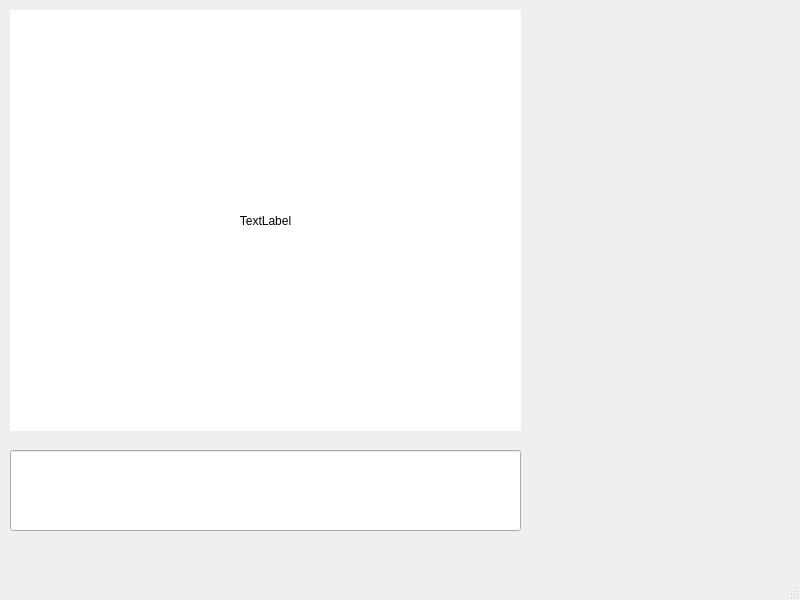
C0mmm4nd3r/CommandGame, file src/ui/practice.ui: the form before one commit.
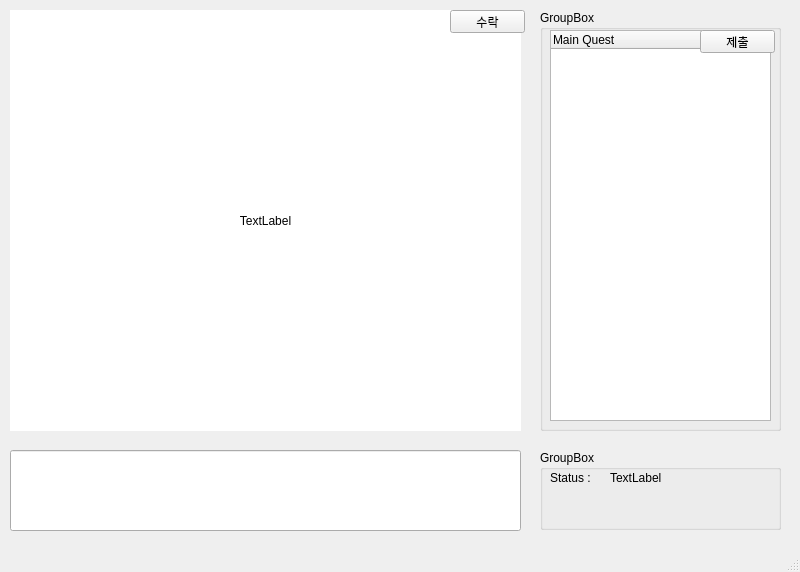
The form after the commit.

Commit message: Event_Window_Updated

```diff
--- a/src/ui/practice.ui
+++ b/src/ui/practice.ui
@@ -7,7 +7,7 @@
     <x>0</x>
     <y>0</y>
     <width>800</width>
-    <height>600</height>
+    <height>572</height>
    </rect>
   </property>
   <property name="windowTitle">
@@ -53,6 +53,99 @@
      <set>Qt::AlignCenter</set>
     </property>
    </widget>
+   <widget class="QGroupBox" name="groupBox">
+    <property name="geometry">
+     <rect>
+      <x>540</x>
+      <y>10</y>
+      <width>241</width>
+      <height>421</height>
+     </rect>
+    </property>
+    <property name="title">
+     <string>GroupBox</string>
+    </property>
+    <widget class="QTreeWidget" name="eventtree">
+     <property name="geometry">
+      <rect>
+       <x>10</x>
+       <y>20</y>
+       <width>221</width>
+       <height>391</height>
+      </rect>
+     </property>
+     <column>
+      <property name="text">
+       <string>Main Quest</string>
+      </property>
+     </column>
+    </widget>
+    <widget class="QPushButton" name="Submit">
+     <property name="geometry">
+      <rect>
+       <x>160</x>
+       <y>20</y>
+       <width>75</width>
+       <height>23</height>
+      </rect>
+     </property>
+     <property name="text">
+      <string>제출</string>
+     </property>
+    </widget>
+   </widget>
+   <widget class="QGroupBox" name="groupBox_2">
+    <property name="geometry">
+     <rect>
+      <x>540</x>
+      <y>450</y>
+      <width>241</width>
+      <height>80</height>
+     </rect>
+    </property>
+    <property name="title">
+     <string>GroupBox</string>
+    </property>
+    <widget class="QLabel" name="Lbl_status">
+     <property name="geometry">
+      <rect>
+       <x>10</x>
+       <y>20</y>
+       <width>61</width>
+       <height>16</height>
+      </rect>
+     </property>
+     <property name="text">
+      <string>Status : </string>
+     </property>
+    </widget>
+    <widget class="QLabel" name="status">
+     <property name="geometry">
+      <rect>
+       <x>70</x>
+       <y>20</y>
+       <width>131</width>
+       <height>16</height>
+      </rect>
+     </property>
+     <property name="text">
+      <string>TextLabel</string>
+     </property>
+    </widget>
+   </widget>
+   <widget class="QPushButton" name="Accept">
+    <property name="geometry">
+     <rect>
+      <x>450</x>
+      <y>10</y>
+      <width>75</width>
+      <height>23</height>
+     </rect>
+    </property>
+    <property name="text">
+     <string>수락</string>
+    </property>
+   </widget>
   </widget>
   <widget class="QMenuBar" name="menubar">
    <property name="geometry">
```
The commit also changes 1 other file.
